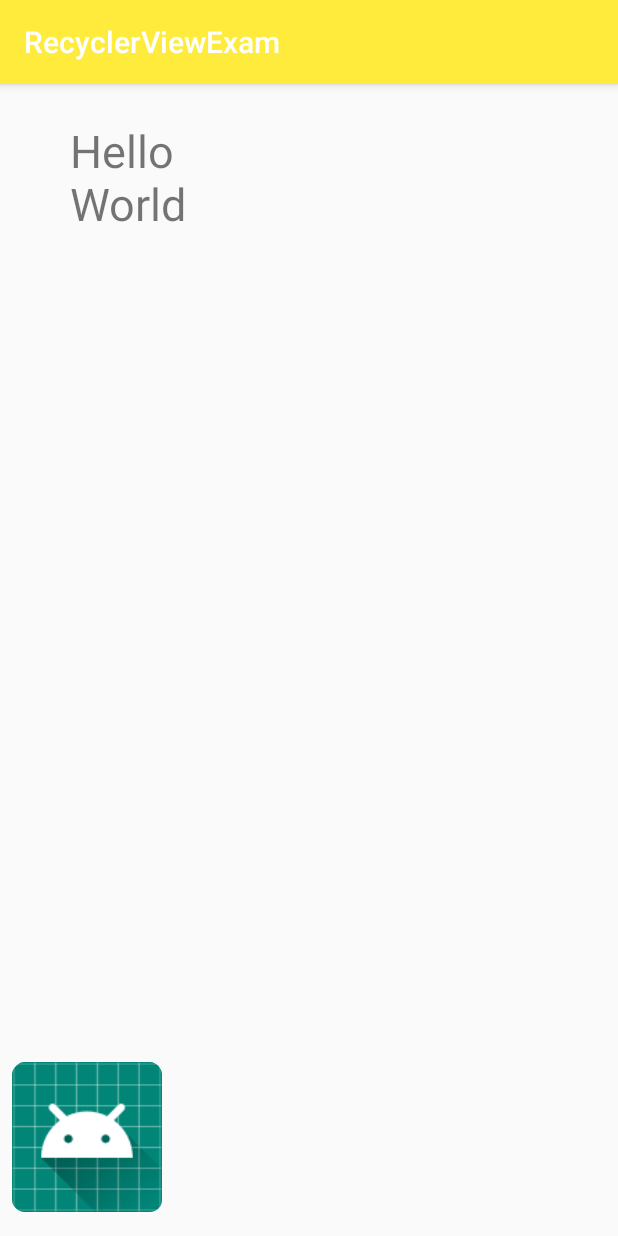
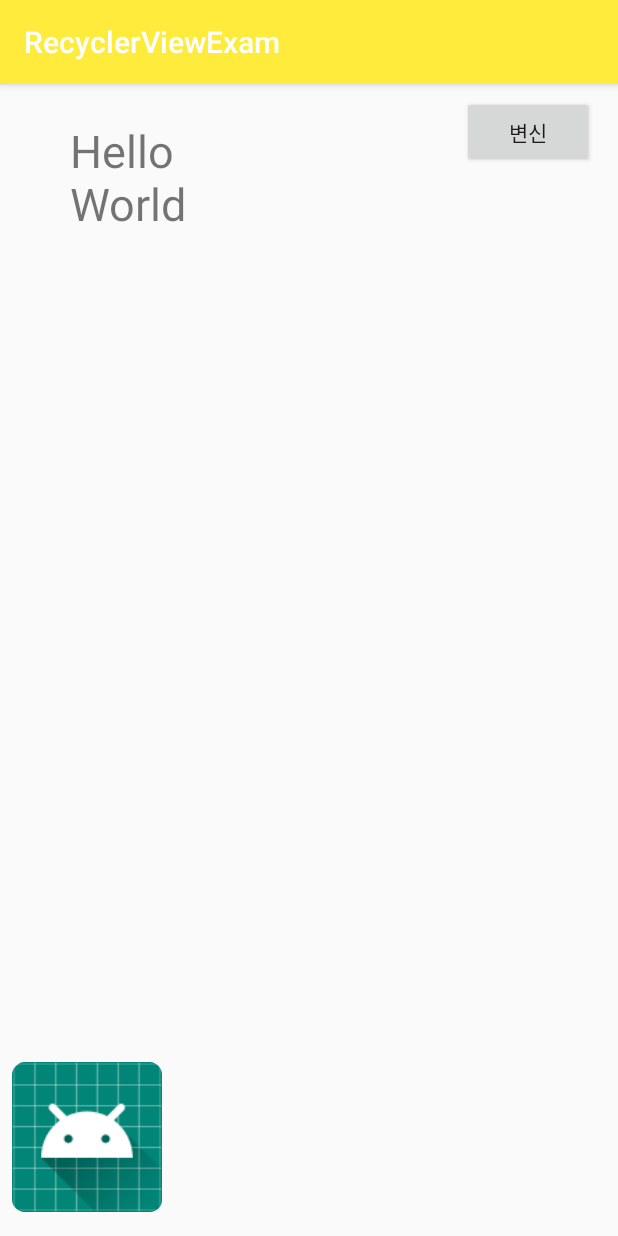
Before and after one commit to junsuk5/android_semin_1ki_exam, an Android app: the ResExamActivity screen opened directly, with no data from a screen before it, on a phone screen of 412 x 824 dp. Run offline under Robolectric (Android 15) with nearby library versions, the phone set to English and light mode, and no system bars; 1 statement that could not run was skipped.

Commit message:
ConstraintSet 애니메이션 연습 예제

```diff
--- a/app/src/main/java/com/example/recyclerviewexam/resexam/ResExamActivity.java
+++ b/app/src/main/java/com/example/recyclerviewexam/resexam/ResExamActivity.java
@@ -3,8 +3,11 @@ package com.example.recyclerviewexam.resexam;
 import android.app.ActivityOptions;
 import android.content.Intent;
 import android.os.Bundle;
+import android.support.constraint.ConstraintLayout;
+import android.support.constraint.ConstraintSet;
 import android.support.v4.app.ActivityCompat;
 import android.support.v7.app.AppCompatActivity;
+import android.transition.TransitionManager;
 import android.view.View;
 import android.view.animation.Animation;
 import android.view.animation.AnimationUtils;
@@ -12,12 +15,19 @@ import android.view.animation.AnimationUtils;
 import com.example.recyclerviewexam.R;
 
 public class ResExamActivity extends AppCompatActivity {
+    ConstraintSet mConstraintSet1 = new ConstraintSet();
+    ConstraintSet mConstraintSet2 = new ConstraintSet();
+    ConstraintLayout mConstraintLayout;
+    boolean mOld = true;
 
     @Override
     protected void onCreate(Bundle savedInstanceState) {
         super.onCreate(savedInstanceState);
+
+        mConstraintSet2.clone(this, R.layout.activity_res_exam2);
         setContentView(R.layout.activity_res_exam);
-
+        mConstraintLayout = findViewById(R.id.activity_main);
+        mConstraintSet1.clone(mConstraintLayout);
     }
 
     public void onClick(View view) {
@@ -33,4 +43,13 @@ public class ResExamActivity extends AppCompatActivity {
                 .makeSceneTransitionAnimation(this, view, "icon");
         ActivityCompat.startActivity(this, intent, options.toBundle());
     }
+
+    public void onButtonClicked(View view) {
+        TransitionManager.beginDelayedTransition(mConstraintLayout);
+        if (mOld = !mOld) {
+            mConstraintSet1.applyTo(mConstraintLayout);
+        }  else {
+            mConstraintSet2.applyTo(mConstraintLayout);
+        }
+    }
 }
--- a/app/src/main/res/layout/activity_res_exam.xml
+++ b/app/src/main/res/layout/activity_res_exam.xml
@@ -1,5 +1,6 @@
 <?xml version="1.0" encoding="utf-8"?>
 <android.support.constraint.ConstraintLayout xmlns:android="http://schemas.android.com/apk/res/android"
+    android:id="@+id/activity_main"
     xmlns:app="http://schemas.android.com/apk/res-auto"
     xmlns:tools="http://schemas.android.com/tools"
     android:layout_width="match_parent"
@@ -21,14 +22,25 @@
         app:layout_constraintVertical_bias="0.036" />
 
     <ImageView
-        android:onClick="onImageViewClick"
         android:id="@+id/imageView"
         android:layout_width="100dp"
         android:layout_height="100dp"
         android:layout_marginStart="8dp"
         android:layout_marginBottom="16dp"
+        android:onClick="onImageViewClick"
         android:transitionName="icon"
         app:layout_constraintBottom_toBottomOf="parent"
         app:layout_constraintStart_toStartOf="parent"
         app:srcCompat="@mipmap/ic_launcher" />
+
+    <Button
+        android:id="@+id/button"
+        android:layout_width="wrap_content"
+        android:layout_height="wrap_content"
+        android:layout_marginTop="8dp"
+        android:layout_marginEnd="16dp"
+        android:onClick="onButtonClicked"
+        android:text="변신"
+        app:layout_constraintEnd_toEndOf="parent"
+        app:layout_constraintTop_toTopOf="parent" />
 </android.support.constraint.ConstraintLayout>
```
